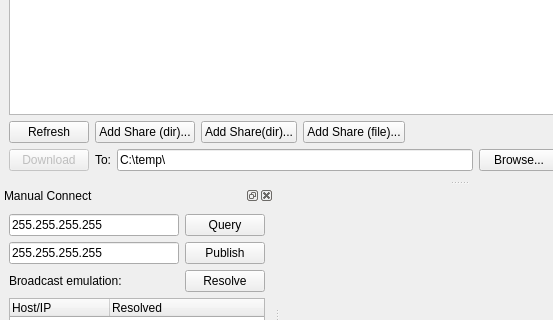
Above: src/qt-gui/MainWindow.ui from MrHacky/uftt before the change; both pictures show x 0 to 553 and y 124 to 444 of the 917 by 593 pixel window. Below: the same form after it.
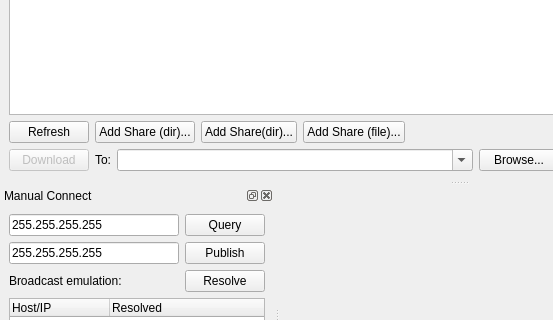
That is the form after the change. Icons and pictures are not drawn. Custom widgets are drawn as their Qt base class.

Commit message: Add autocompletion and recent download locations to download path selector.

The edit to the form file:
```diff
--- a/src/qt-gui/MainWindow.ui
+++ b/src/qt-gui/MainWindow.ui
@@ -195,9 +195,21 @@
         </widget>
        </item>
        <item>
-        <widget class="QLineEdit" name="editDownload">
-         <property name="text">
-          <string>C:\temp\</string>
+        <widget class="QPathComboBox" name="comboDownload">
+         <property name="sizePolicy">
+          <sizepolicy hsizetype="Expanding" vsizetype="Fixed">
+           <horstretch>0</horstretch>
+           <verstretch>0</verstretch>
+          </sizepolicy>
+         </property>
+         <property name="editable">
+          <bool>true</bool>
+         </property>
+         <property name="sizeAdjustPolicy">
+          <enum>QComboBox::AdjustToMinimumContentsLength</enum>
+         </property>
+         <property name="frame">
+          <bool>true</bool>
          </property>
         </widget>
        </item>
@@ -584,6 +596,11 @@
    <extends>QTreeWidget</extends>
    <header>QDragDropTreeWidget.h</header>
   </customwidget>
+  <customwidget>
+   <class>QPathComboBox</class>
+   <extends>QComboBox</extends>
+   <header>QPathComboBox.h</header>
+  </customwidget>
  </customwidgets>
  <tabstops>
   <tabstop>listShares</tabstop>
```
Left out of the diff: 6 changed lines with no effect on the pictures. The commit also changes 7 other files.
